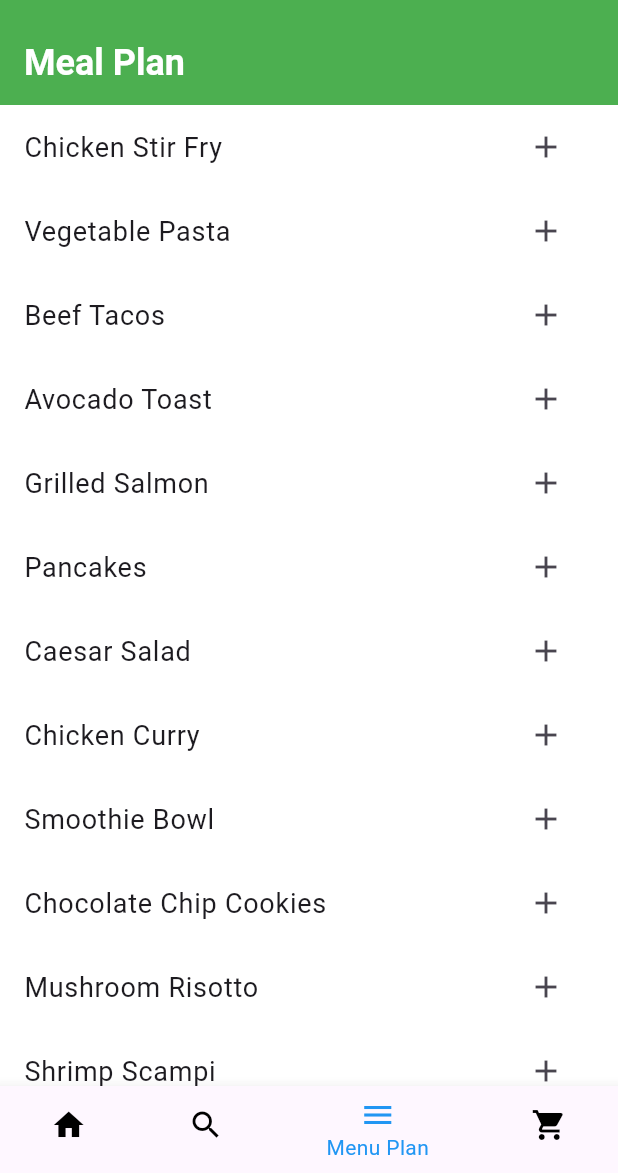
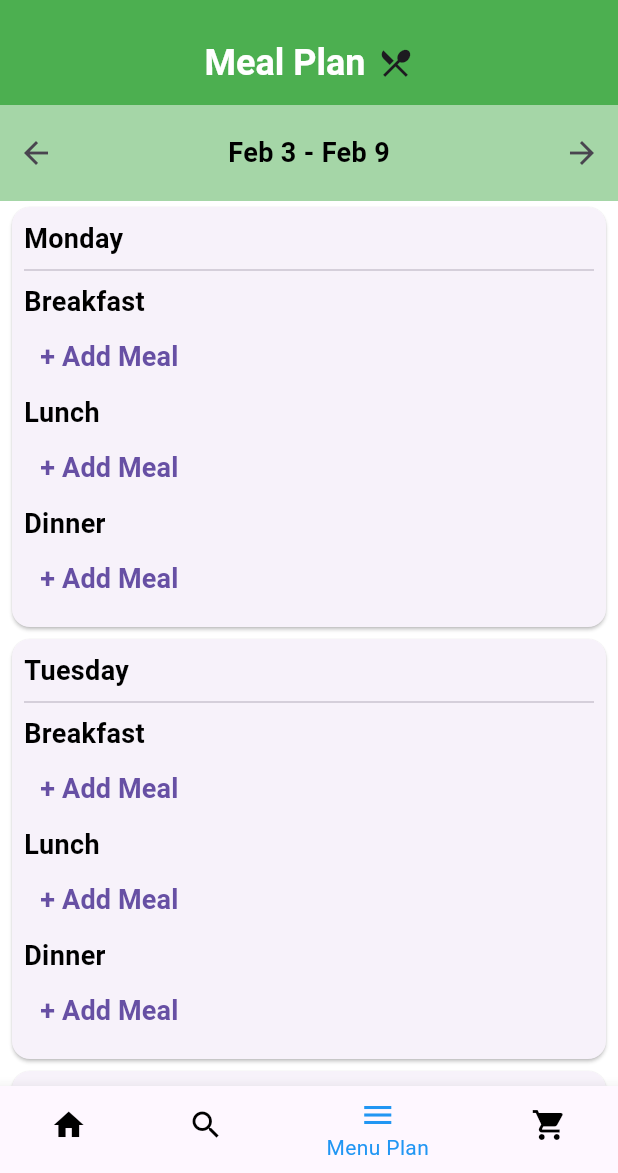
Before and after one commit to JSilao/Recipe, a Flutter app: the screen it shows after launch, item 3 of the bottom bar chosen, on a phone screen of 412 x 824 dp, the part 63-1236 px from its top. Run offline on Flutter 3.47's test engine with Material 3 defaults, Android fonts, the phone set to English and light mode, and no system bars; our stand-ins replace carousel_slider; network calls fail.

Commit message:
- updated

```diff
--- a/lib/screens/menu_plan_screen.dart
+++ b/lib/screens/menu_plan_screen.dart
@@ -1,5 +1,6 @@
 import 'package:flutter/material.dart';
-import '../models/recipe.dart';
+import 'package:intl/intl.dart';
+import '../models/recipe.dart'; // Adjust the import path according to your project structure
 
 class MenuPlanScreen extends StatefulWidget {
   @override
@@ -7,31 +8,182 @@ class MenuPlanScreen extends StatefulWidget {
 }
 
 class _MenuPlanScreenState extends State<MenuPlanScreen> {
-  List<Recipe> _menuPlan = [];
+  DateTime _startOfWeek = DateTime(2024, 2, 3); // Initial start date (Feb 3, 2024)
 
-  void _handleAddToMenu(Recipe recipe) {
+  // Store weekly meal plans
+  Map<String, Map<String, Map<String, List<Recipe>>>> yearlyMealPlans = {};
+
+  void _changeWeek(int direction) {
     setState(() {
-      _menuPlan.add(recipe);
+      _startOfWeek = _startOfWeek.add(Duration(days: 7 * direction)); // Move forward or backward by a week
+    });
+  }
+
+  String _getWeekRange() {
+    DateTime endOfWeek = _startOfWeek.add(Duration(days: 6));
+    return "${DateFormat('MMM d').format(_startOfWeek)} - ${DateFormat('MMM d').format(endOfWeek)}";
+  }
+
+  Map<String, Map<String, List<Recipe>>> _getCurrentWeekMeals() {
+    String weekKey = _getWeekRange();
+
+    if (!yearlyMealPlans.containsKey(weekKey)) {
+      yearlyMealPlans[weekKey] = {
+        "Monday": {"Breakfast": [], "Lunch": [], "Dinner": []},
+        "Tuesday": {"Breakfast": [], "Lunch": [], "Dinner": []},
+        "Wednesday": {"Breakfast": [], "Lunch": [], "Dinner": []},
+        "Thursday": {"Breakfast": [], "Lunch": [], "Dinner": []},
+        "Friday": {"Breakfast": [], "Lunch": [], "Dinner": []},
+        "Saturday": {"Breakfast": [], "Lunch": [], "Dinner": []},
+        "Sunday": {"Breakfast": [], "Lunch": [], "Dinner": []},
+      };
+    }
+
+    return yearlyMealPlans[weekKey]!;
+  }
+
+  void _handleAddToMeal(String day, String mealType, Recipe recipe) {
+    setState(() {
+      _getCurrentWeekMeals()[day]?[mealType]?.add(recipe);
     });
   }
 
   @override
   Widget build(BuildContext context) {
+    var currentWeekMeals = _getCurrentWeekMeals();
+
     return Scaffold(
-      appBar: AppBar(title: Text('Meal Plan')),
-      body: ListView.builder(
-        itemCount: recipes.length,
+      appBar: AppBar(
+        title: Row(
+          mainAxisAlignment: MainAxisAlignment.center,
+          children: [
+            Text("Meal Plan", style: TextStyle(fontWeight: FontWeight.bold)),
+            SizedBox(width: 8),
+            Icon(Icons.restaurant_menu),
+          ],
+        ),
+        backgroundColor: Colors.green,
+      ),
+      body: Column(
+        children: [
+          // Week Navigation
+          Container(
+            color: Colors.green[200],
+            padding: EdgeInsets.symmetric(vertical: 8),
+            child: Row(
+              mainAxisAlignment: MainAxisAlignment.spaceBetween,
+              children: [
+                IconButton(icon: Icon(Icons.arrow_back), onPressed: () => _changeWeek(-1)),
+                Text(
+                  _getWeekRange(),
+                  style: TextStyle(fontSize: 18, fontWeight: FontWeight.bold),
+                ),
+                IconButton(icon: Icon(Icons.arrow_forward), onPressed: () => _changeWeek(1)),
+              ],
+            ),
+          ),
+
+          // Meal Plan List
+          Expanded(
+            child: ListView.builder(
+              itemCount: currentWeekMeals.keys.length,
               itemBuilder: (context, index) {
-          final recipe = recipes[index];
+                String day = currentWeekMeals.keys.elementAt(index);
+                return MealDayCard(
+                  day: day,
+                  meals: currentWeekMeals[day]!,
+                  onAddMeal: _handleAddToMeal,
+                );
+              },
+            ),
+          ),
+        ],
+      ),
+    );
+  }
+}
+
+class MealDayCard extends StatelessWidget {
+  final String day;
+  final Map<String, List<Recipe>> meals;
+  final Function(String, String, Recipe) onAddMeal;
+
+  MealDayCard({required this.day, required this.meals, required this.onAddMeal});
+
+  @override
+  Widget build(BuildContext context) {
+    return Card(
+      margin: EdgeInsets.symmetric(vertical: 4, horizontal: 8),
+      child: Padding(
+        padding: EdgeInsets.all(8),
+        child: Column(
+          crossAxisAlignment: CrossAxisAlignment.start,
+          children: [
+            Text(day, style: TextStyle(fontSize: 18, fontWeight: FontWeight.bold)),
+            Divider(),
+            ...meals.keys.map((mealType) => Column(
+              crossAxisAlignment: CrossAxisAlignment.start,
+              children: [
+                Text(mealType, style: TextStyle(fontWeight: FontWeight.bold)),
+                ...meals[mealType]!.map((recipe) => Text("• ${recipe.title}")).toList(),
+                TextButton(
+                  onPressed: () {
+                    // Show meal selection dialog
+                    showModalBottomSheet(
+                      context: context,
+                      builder: (context) => MealSelectionSheet(
+                        day: day,
+                        mealType: mealType,
+                        onAddMeal: onAddMeal,
+                      ),
+                    );
+                  },
+                  child: Text("+ Add Meal"),
+                ),
+              ],
+            )),
+          ],
+        ),
+      ),
+    );
+  }
+}
+
+class MealSelectionSheet extends StatelessWidget {
+  final String day;
+  final String mealType;
+  final Function(String, String, Recipe) onAddMeal;
+
+  MealSelectionSheet({required this.day, required this.mealType, required this.onAddMeal});
+
+  @override
+  Widget build(BuildContext context) {
+    return Container(
+      padding: EdgeInsets.all(16),
+      height: 300,
+      child: Column(
+        children: [
+          Text("Select a meal for $mealType", style: TextStyle(fontSize: 18, fontWeight: FontWeight.bold)),
+          Expanded(
+            child: ListView.builder(
+              itemCount: recipes.length, // Assuming you have a `recipes` list
+              itemBuilder: (context, index) {
+                final recipe = recipes[index]; // Replace `recipes` with your actual data source
                 return ListTile(
                   title: Text(recipe.title),
                   trailing: IconButton(
-              icon: Icon(Icons.add),
-              onPressed: () => _handleAddToMenu(recipe),
+                    icon: Icon(Icons.add, color: Colors.green),
+                    onPressed: () {
+                      onAddMeal(day, mealType, recipe);
+                      Navigator.pop(context); // Close the bottom sheet
+                    },
                   ),
                 );
               },
             ),
+          ),
+        ],
+      ),
     );
   }
 }
--- a/pubspec.yaml
+++ b/pubspec.yaml
@@ -32,6 +32,7 @@ dependencies:
     sdk: flutter
   provider: ^6.1.2
   flutter_picker: ^2.1.0
+  intl: ^0.18.0  # Added intl package for date formatting
 
   # The following adds the Cupertino Icons font to your application.
   # Use with the CupertinoIcons class for iOS style icons.
```
Also changed, not shown: lib/main.dart (+9 -2 lines), lib/providers/cart_provider.dart (added, +25 -0 lines), lib/screens/cart_screen.dart (+15 -13 lines), lib/screens/recipe_details_screen.dart (+9 -3 lines), pubspec.lock, 1 other file. Lines whose indentation alone changed are shown as unchanged.
